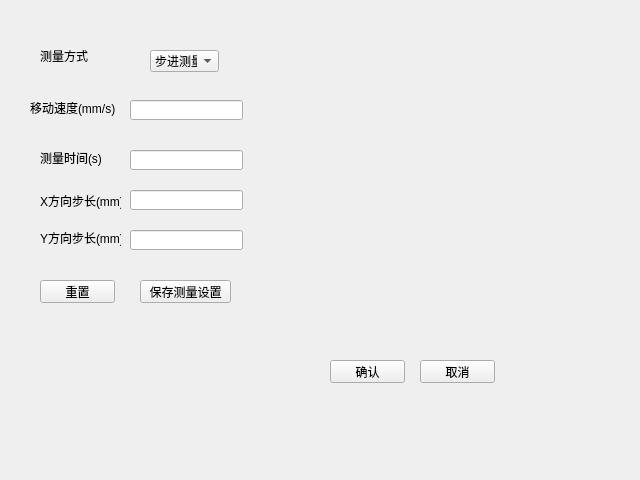
First picture: the form in detectionsetting.ui, repository xuli2020sj/GammaDetctionSystem9, before the edit.
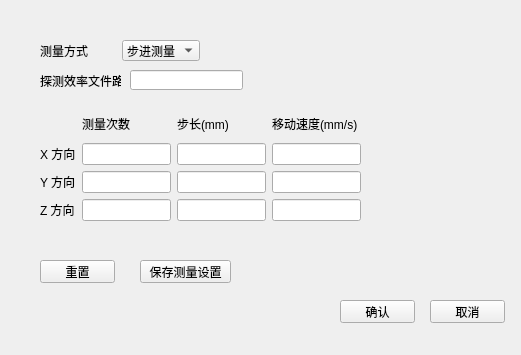
Second picture: the form after the edit.

The edit to the form file:
```diff
--- a/detectionsetting.ui
+++ b/detectionsetting.ui
@@ -6,143 +6,18 @@
    <rect>
     <x>0</x>
     <y>0</y>
-    <width>640</width>
-    <height>480</height>
+    <width>521</width>
+    <height>355</height>
    </rect>
   </property>
   <property name="windowTitle">
    <string>Form</string>
   </property>
-  <widget class="QLabel" name="label">
-   <property name="geometry">
-    <rect>
-     <x>40</x>
-     <y>50</y>
-     <width>54</width>
-     <height>12</height>
-    </rect>
-   </property>
-   <property name="text">
-    <string>测量方式</string>
-   </property>
-  </widget>
-  <widget class="QComboBox" name="comboBox">
-   <property name="geometry">
-    <rect>
-     <x>150</x>
-     <y>50</y>
-     <width>69</width>
-     <height>22</height>
-    </rect>
-   </property>
-   <item>
-    <property name="text">
-     <string>步进测量</string>
-    </property>
-   </item>
-   <item>
-    <property name="text">
-     <string>连续测量</string>
-    </property>
-   </item>
-  </widget>
-  <widget class="QLabel" name="label_2">
-   <property name="geometry">
-    <rect>
-     <x>30</x>
-     <y>100</y>
-     <width>91</width>
-     <height>16</height>
-    </rect>
-   </property>
-   <property name="text">
-    <string>移动速度(mm/s)</string>
-   </property>
-  </widget>
-  <widget class="QLineEdit" name="lineEdit">
-   <property name="geometry">
-    <rect>
-     <x>130</x>
-     <y>100</y>
-     <width>113</width>
-     <height>20</height>
-    </rect>
-   </property>
-  </widget>
-  <widget class="QLabel" name="label_3">
-   <property name="geometry">
-    <rect>
-     <x>40</x>
-     <y>150</y>
-     <width>71</width>
-     <height>16</height>
-    </rect>
-   </property>
-   <property name="text">
-    <string>测量时间(s)</string>
-   </property>
-  </widget>
-  <widget class="QLineEdit" name="lineEdit_2">
-   <property name="geometry">
-    <rect>
-     <x>130</x>
-     <y>150</y>
-     <width>113</width>
-     <height>20</height>
-    </rect>
-   </property>
-  </widget>
-  <widget class="QLabel" name="label_4">
-   <property name="geometry">
-    <rect>
-     <x>40</x>
-     <y>190</y>
-     <width>81</width>
-     <height>21</height>
-    </rect>
-   </property>
-   <property name="text">
-    <string>X方向步长(mm)</string>
-   </property>
-  </widget>
-  <widget class="QLabel" name="label_5">
-   <property name="geometry">
-    <rect>
-     <x>40</x>
-     <y>230</y>
-     <width>81</width>
-     <height>16</height>
-    </rect>
-   </property>
-   <property name="text">
-    <string>Y方向步长(mm)</string>
-   </property>
-  </widget>
-  <widget class="QLineEdit" name="lineEdit_3">
-   <property name="geometry">
-    <rect>
-     <x>130</x>
-     <y>190</y>
-     <width>113</width>
-     <height>20</height>
-    </rect>
-   </property>
-  </widget>
-  <widget class="QLineEdit" name="lineEdit_4">
-   <property name="geometry">
-    <rect>
-     <x>130</x>
-     <y>230</y>
-     <width>113</width>
-     <height>20</height>
-    </rect>
-   </property>
-  </widget>
   <widget class="QPushButton" name="pushButton">
    <property name="geometry">
     <rect>
-     <x>330</x>
-     <y>360</y>
+     <x>340</x>
+     <y>300</y>
      <width>75</width>
      <height>23</height>
     </rect>
@@ -154,8 +29,8 @@
   <widget class="QPushButton" name="pushButton_2">
    <property name="geometry">
     <rect>
-     <x>420</x>
-     <y>360</y>
+     <x>430</x>
+     <y>300</y>
      <width>75</width>
      <height>23</height>
     </rect>
@@ -168,7 +43,7 @@
    <property name="geometry">
     <rect>
      <x>40</x>
-     <y>280</y>
+     <y>260</y>
      <width>75</width>
      <height>23</height>
     </rect>
@@ -181,7 +56,7 @@
    <property name="geometry">
     <rect>
      <x>140</x>
-     <y>280</y>
+     <y>260</y>
      <width>91</width>
      <height>23</height>
     </rect>
@@ -190,6 +65,143 @@
     <string>保存测量设置</string>
    </property>
   </widget>
+  <widget class="QLabel" name="label_10">
+   <property name="geometry">
+    <rect>
+     <x>40</x>
+     <y>70</y>
+     <width>81</width>
+     <height>21</height>
+    </rect>
+   </property>
+   <property name="text">
+    <string>探测效率文件路径</string>
+   </property>
+  </widget>
+  <widget class="QLineEdit" name="lineEdit_2">
+   <property name="geometry">
+    <rect>
+     <x>130</x>
+     <y>70</y>
+     <width>113</width>
+     <height>20</height>
+    </rect>
+   </property>
+  </widget>
+  <widget class="QWidget" name="gridLayoutWidget">
+   <property name="geometry">
+    <rect>
+     <x>40</x>
+     <y>40</y>
+     <width>160</width>
+     <height>21</height>
+    </rect>
+   </property>
+   <layout class="QGridLayout" name="gridLayout">
+    <item row="0" column="0">
+     <widget class="QLabel" name="label">
+      <property name="text">
+       <string>测量方式</string>
+      </property>
+     </widget>
+    </item>
+    <item row="0" column="1">
+     <widget class="QComboBox" name="comboBox">
+      <item>
+       <property name="text">
+        <string>步进测量</string>
+       </property>
+      </item>
+      <item>
+       <property name="text">
+        <string>连续测量</string>
+       </property>
+      </item>
+     </widget>
+    </item>
+   </layout>
+  </widget>
+  <widget class="QWidget" name="gridLayoutWidget_2">
+   <property name="geometry">
+    <rect>
+     <x>40</x>
+     <y>110</y>
+     <width>321</width>
+     <height>111</height>
+    </rect>
+   </property>
+   <layout class="QGridLayout" name="gridLayout_2">
+    <item row="1" column="0">
+     <widget class="QLabel" name="label_8">
+      <property name="text">
+       <string>X 方向</string>
+      </property>
+     </widget>
+    </item>
+    <item row="0" column="3">
+     <widget class="QLabel" name="label_2">
+      <property name="text">
+       <string>移动速度(mm/s)</string>
+      </property>
+     </widget>
+    </item>
+    <item row="1" column="1">
+     <widget class="QLineEdit" name="lineEdit_6"/>
+    </item>
+    <item row="3" column="0">
+     <widget class="QLabel" name="label_9">
+      <property name="text">
+       <string>Z 方向</string>
+      </property>
+     </widget>
+    </item>
+    <item row="1" column="2">
+     <widget class="QLineEdit" name="lineEdit_3"/>
+    </item>
+    <item row="2" column="0">
+     <widget class="QLabel" name="label_7">
+      <property name="text">
+       <string>Y 方向</string>
+      </property>
+     </widget>
+    </item>
+    <item row="3" column="1">
+     <widget class="QLineEdit" name="lineEdit_7"/>
+    </item>
+    <item row="2" column="1">
+     <widget class="QLineEdit" name="lineEdit_8"/>
+    </item>
+    <item row="0" column="1">
+     <widget class="QLabel" name="label_11">
+      <property name="text">
+       <string>测量次数</string>
+      </property>
+     </widget>
+    </item>
+    <item row="3" column="2">
+     <widget class="QLineEdit" name="lineEdit_5"/>
+    </item>
+    <item row="2" column="2">
+     <widget class="QLineEdit" name="lineEdit_4"/>
+    </item>
+    <item row="0" column="2">
+     <widget class="QLabel" name="label_4">
+      <property name="text">
+       <string>步长(mm)</string>
+      </property>
+     </widget>
+    </item>
+    <item row="1" column="3">
+     <widget class="QLineEdit" name="lineEdit"/>
+    </item>
+    <item row="2" column="3">
+     <widget class="QLineEdit" name="lineEdit_9"/>
+    </item>
+    <item row="3" column="3">
+     <widget class="QLineEdit" name="lineEdit_10"/>
+    </item>
+   </layout>
+  </widget>
  </widget>
  <resources/>
  <connections/>
```
